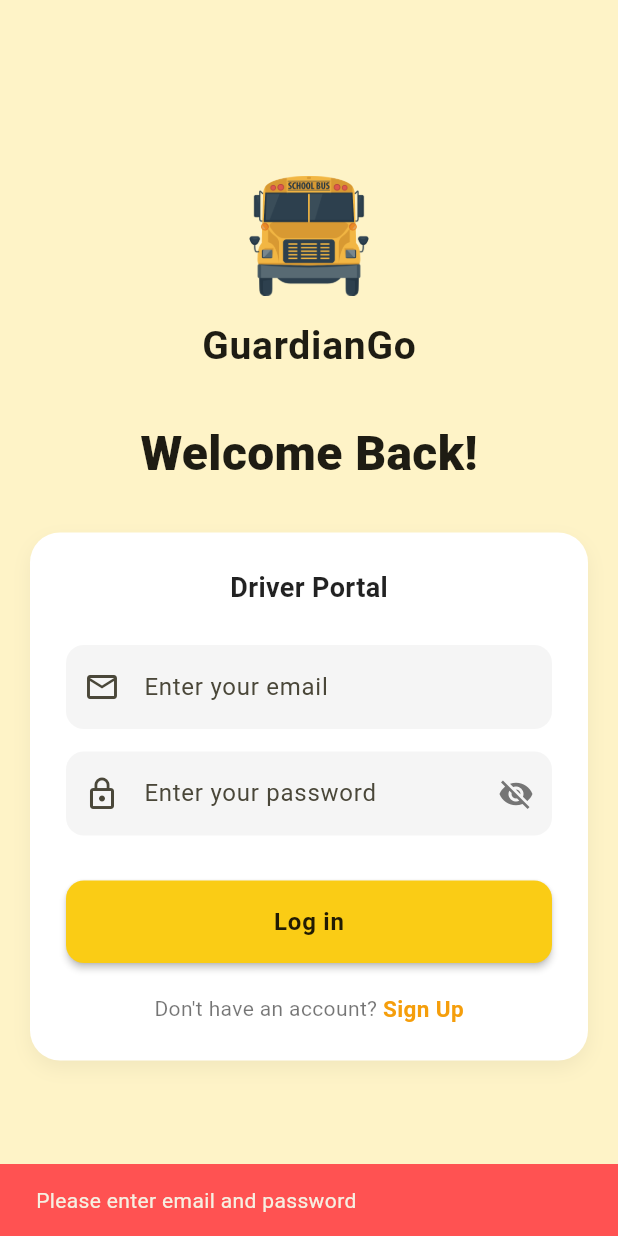
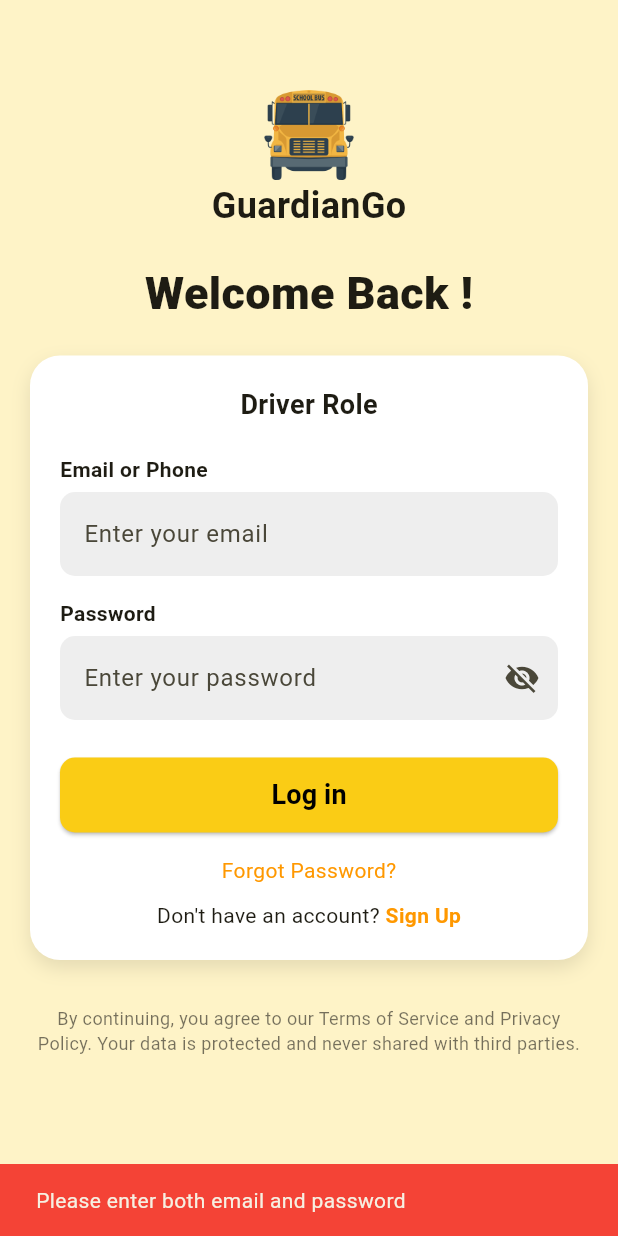
Before and after one commit to Chathunka0723/guardiango, a Flutter app: the DriverLogin screen opened directly, after a tap on "Log in", on a phone screen of 412 x 824 dp. Run offline on Flutter 3.47's test engine with Material 3 defaults, Android fonts, the phone set to English and light mode, and no system bars; our stand-ins replace cached_network_image, geolocator, google_maps_flutter, image_picker, supabase_flutter; accounts and stored records are empty.

Commit message:
make errors

```diff
--- a/guardiango_app_flutter/lib/driver_home.dart
+++ b/guardiango_app_flutter/lib/driver_home.dart
@@ -9,7 +9,7 @@ import 'package:guardiango_app_flutter/driver_lost_item_tracker.dart';
 import 'dart:async';
 
 class DriverhomeScreen extends StatefulWidget {
-  final String busId; // මෙතැනට Bus ID එක පාස් කරන්න
+  final String busId;
   const DriverhomeScreen({super.key, required this.busId});
 
   @override
--- a/guardiango_app_flutter/lib/driver_login.dart
+++ b/guardiango_app_flutter/lib/driver_login.dart
@@ -4,6 +4,9 @@ import 'package:guardiango_app_flutter/driver_signup.dart';
 import 'package:supabase_flutter/supabase_flutter.dart';
 import 'package:guardiango_app_flutter/forgot_password.dart';
 import 'package:guardiango_app_flutter/driver_registration_main.dart';
+import 'package:guardiango_app_flutter/registration_submitted_screen.dart';
+
+
 
 
 class DriverLogin extends StatefulWidget {
@@ -19,9 +22,8 @@ class _DriverLoginState extends State<DriverLogin> {
   final TextEditingController emailController = TextEditingController();
   final TextEditingController passwordController = TextEditingController();
 
-
+  bool _isObscure = true;
   bool _loading = false;
-  bool _isObscure = true;
 
   @override
   void dispose() {
@@ -31,268 +33,244 @@ class _DriverLoginState extends State<DriverLogin> {
   }
 
 Future<void> _login() async {
-    if (_loading) return;
+  final supabase = Supabase.instance.client;
 
-    if (emailController.text.trim().isEmpty ||
-        passwordController.text.trim().isEmpty) {
+  final email = emailController.text.trim();
+  final password = passwordController.text.trim();
+
+  if (email.isEmpty || password.isEmpty) {
     ScaffoldMessenger.of(context).showSnackBar(
       const SnackBar(
-          content: Text("Please enter email and password"),
-          backgroundColor: Colors.redAccent,
+        content: Text("Please enter both email and password"),
+        backgroundColor: Colors.red,
       ),
     );
     return;
   }
 
-    setState(() => _loading = true);
-
   try {
     final response = await supabase.auth.signInWithPassword(
-        email: emailController.text.trim(),
-        password: passwordController.text.trim(),
+      email: email,
+      password: password,
     );
 
     final user = response.user;
 
     if (user == null) {
-        throw const AuthException("Login failed");
+      throw Exception("Login failed");
     }
 
     final profile = await supabase
         .from('profile')
         .select()
         .eq('profile_id', user.id)
-          .maybeSingle();
-
-      if (!mounted) return;
-
-      if (profile == null) {
-        await supabase.auth.signOut();
-        ScaffoldMessenger.of(context).showSnackBar(
-          const SnackBar(
-            content: Text("Profile data not found."),
-            backgroundColor: Colors.redAccent,
-          ),
-        );
-        return;
-      }
+        .single();
 
     if (profile['role'] == 'DRIVER') {
+      if (profile['status'] == 'approved') {
         Navigator.pushReplacement(
           context,
           MaterialPageRoute(
-  builder: (_) => DriverHomeScreen(),
-)
+            builder: (_) => DriverhomeScreen(
+              busId: profile['vehicle_code'] ?? "",
+            ),
+          ),
         );
       } else {
-        await supabase.auth.signOut();
-        ScaffoldMessenger.of(context).showSnackBar(
-          const SnackBar(
-            content: Text("Access denied: Not a Driver."),
-            backgroundColor: Colors.redAccent,
+        Navigator.pushReplacement(
+          context,
+          MaterialPageRoute(
+            builder: (_) => const DriverRegistrationMain(),
           ),
         );
-      }
-    } on AuthException catch (e) {
-      if (!mounted) return;
-      ScaffoldMessenger.of(context).showSnackBar(
-        SnackBar(
-          content: Text(e.message),
-          backgroundColor: Colors.redAccent,
-        ),
-      );
-    } catch (e) {
-      if (!mounted) return;
-      ScaffoldMessenger.of(context).showSnackBar(
-        const SnackBar(
-          content: Text("Unexpected error occurred"),
-          backgroundColor: Colors.redAccent,
-        ),
-      );
-    } finally {
-      if (mounted) {
-        setState(() => _loading = false);
-      }
+
+
       }
     }
 
+  } catch (e) {
+    ScaffoldMessenger.of(context).showSnackBar(
+      SnackBar(content: Text(e.toString())),
+    );
+  }
+}
 
   @override
   Widget build(BuildContext context) {
     return Scaffold(
       backgroundColor: const Color(0xFFFEF3C7),
-      body: SafeArea(
-        child: Center(
-          child: SingleChildScrollView(
+      body: SingleChildScrollView(
         child: Padding(
           padding: const EdgeInsets.symmetric(horizontal: 20.0),
           child: Column(
-                mainAxisAlignment: MainAxisAlignment.center,
             children: [
-                  Image.asset(
-                    'assets/bus_logo.png',
-                    height: 80,
-                  ),
-                  const SizedBox(height: 15),
+              const SizedBox(height: 60),
+              // 1. Logo & App Name
+              Image.asset('assets/bus_logo.png', height: 60),
               const Text(
                 'GuardianGo',
-                    style: TextStyle(
-                      fontSize: 26,
-                      fontWeight: FontWeight.bold,
-                      letterSpacing: 0.5,
+                style: TextStyle(fontSize: 24, fontWeight: FontWeight.bold),
               ),
+              const SizedBox(height: 20),
+              const Text(
+                'Welcome Back !',
+                style: TextStyle(fontSize: 30, fontWeight: FontWeight.w900),
               ),
-                  const SizedBox(height: 30),
-                  const Text(
-                    'Welcome Back!',
-                    style: TextStyle(
-                      fontSize: 32,
-                      fontWeight: FontWeight.w900,
-                    ),
-                  ),
-                  const SizedBox(height: 30),
-
+              const SizedBox(height: 20),
 
               // 2. Main Login Card
               Container(
-                    padding: const EdgeInsets.all(24),
+                padding: const EdgeInsets.all(20),
                 decoration: BoxDecoration(
                   color: Colors.white,
                   borderRadius: BorderRadius.circular(20),
                   boxShadow: [
                     BoxShadow(
-                          color: Colors.black.withOpacity(0.05),
+                      color: Colors.black.withOpacity(0.1),
                       blurRadius: 10,
                       offset: const Offset(0, 5),
-                        ),
+                    )
                   ],
                 ),
                 child: Column(
                   children: [
                     const Text(
-                          'Driver Portal',
-                          style: TextStyle(
-                            fontSize: 18,
-                            fontWeight: FontWeight.bold,
-                            color: Colors.black87,
+                      'Driver Role',
+                      style: TextStyle(fontSize: 18, fontWeight: FontWeight.bold),
                     ),
-                        ),
-                        const SizedBox(height: 25),
+                    const SizedBox(height: 20),
+
+
+                    // Email Field
+                    _inputLabel('Email or Phone'),
                     TextField(
                       controller: emailController,
-                          keyboardType: TextInputType.emailAddress,
-                          textInputAction: TextInputAction.next,
                       decoration: InputDecoration(
                         hintText: 'Enter your email',
-                            prefixIcon: const Icon(Icons.email_outlined),
                         filled: true,
-                            fillColor: Colors.grey[100],
+                        fillColor: Colors.grey[200],
                         border: OutlineInputBorder(
-                              borderRadius: BorderRadius.circular(12),
+                          borderRadius: BorderRadius.circular(10),
                           borderSide: BorderSide.none,
                         ),
                       ),
                     ),
                     const SizedBox(height: 15),
+
+                    // Password Field
+                    _inputLabel('Password'),
                     TextField(
                       controller: passwordController,
                       obscureText: _isObscure,
-                          textInputAction: TextInputAction.done,
-                          onSubmitted: (_) => _login(),
                       decoration: InputDecoration(
                         hintText: 'Enter your password',
-                            prefixIcon: const Icon(Icons.lock_outline),
                         filled: true,
-                            fillColor: Colors.grey[100],
+                        fillColor: Colors.grey[200],
                         suffixIcon: IconButton(
-                              icon: Icon(
-                                _isObscure
-                                    ? Icons.visibility_off
-                                    : Icons.visibility,
-                                color: Colors.grey[600],
-                              ),
-                              onPressed: () {
-                                setState(() {
-                                  _isObscure = !_isObscure;
-                                });
-                              },
+                          icon: Icon(_isObscure ? Icons.visibility_off : Icons.visibility),
+                          onPressed: () => setState(() => _isObscure = !_isObscure),
                         ),
                         border: OutlineInputBorder(
-                              borderRadius: BorderRadius.circular(12),
+                          borderRadius: BorderRadius.circular(10),
                           borderSide: BorderSide.none,
                         ),
                       ),
                     ),
-                        const SizedBox(height: 30),
+                    const SizedBox(height: 25),
+
+                    // Login Button
                     SizedBox(
                       width: double.infinity,
-                          height: 55,
+                      height: 50,
                       child: ElevatedButton(
-                            onPressed: _loading ? null : _login,
+                        onPressed: _login,
+
                         style: ElevatedButton.styleFrom(
-                              backgroundColor: const Color(0xFFFACC15),
-                              shape: RoundedRectangleBorder(
-                                borderRadius: BorderRadius.circular(12),
+                          backgroundColor: const Color(0xFFFACC15), // Yellow color
+                          shape: RoundedRectangleBorder(borderRadius: BorderRadius.circular(10)),
                         ),
-                              elevation: 2,
-                            ),
-                            child: _loading
-                                ? const SizedBox(
-                                    height: 24,
-                                    width: 24,
-                                    child: CircularProgressIndicator(
-                                      color: Colors.black87,
-                                      strokeWidth: 2.5,
-                                    ),
-                                  )
-                                : const Text(
-                                    "Log in",
+                        child: const Text(
+                          'Log in',
                           style: TextStyle(
-                                      color: Colors.black87,
-                                      fontSize: 16,
-                                      fontWeight: FontWeight.bold,
-                                      letterSpacing: 0.5,
+                            color: Colors.black,
+                            fontSize: 18,
+                            fontWeight: FontWeight.bold
                           ),
                         ),
                       ),
                     ),
-                        const SizedBox(height: 20),
+                    const SizedBox(height: 15),
+
+                    // Forgot Password Link
+                    // Forgot Password Link
+                    Align(
+                    alignment: Alignment.center,
+                    child: GestureDetector(
+                      onTap: () {
+                        /*Navigator.push(
+                          context,
+                          MaterialPageRoute(
+                              builder: (context) => const ResetPasswordScreen()),
+                        );*/
+                      },
+                      child: const Text(
+                        'Forgot Password?',
+                        style: TextStyle(color: Colors.orange),
+                      ),
+                    ),
+                  ),
+                  const SizedBox(height: 10),
+
+                    // Sign Up Link
                     Row(
                       mainAxisAlignment: MainAxisAlignment.center,
                       children: [
-                            const Text(
-                              "Don't have an account? ",
-                              style: TextStyle(color: Colors.black54),
-                            ),
+                        const Text("Don't have an account? "),
                         GestureDetector(
-                              onTap: () {
-                                Navigator.push(
-                                  context,
-                                  MaterialPageRoute(
-                                    builder: (context) => DriverSignup(),
-                                  ),
-                                );
-                              },
-                              child: const Text(
-                                "Sign Up",
-                                style: TextStyle(
-                                  color: Color(0xFFF59E0B),
-                                  fontWeight: FontWeight.bold,
-                                  fontSize: 15,
-                                ),
-                              ),
+                          onTap: () {},
+                          child: const Text('Sign Up', style: TextStyle(color: Colors.orange, fontWeight: FontWeight.bold)),
                         ),
                       ],
                     ),
                   ],
                 ),
               ),
+
+              const SizedBox(height: 30),
+              // Footer Text
+              const Text(
+                'By continuing, you agree to our Terms of Service and Privacy Policy. Your data is protected and never shared with third parties.',
+                textAlign: TextAlign.center,
+                style: TextStyle(fontSize: 12, color: Colors.black54),
+              ),
+              const SizedBox(height: 20),
             ],
-              ),
-            ),
           ),
         ),
       ),
     );
   }
+
+  // Helper Widgets
+  Widget _socialButton(String iconPath, String label) {
+    return OutlinedButton.icon(
+      onPressed: () {},
+      icon: Image.asset(iconPath, height: 24),
+      label: Text(label, style: const TextStyle(color: Colors.black)),
+      style: OutlinedButton.styleFrom(
+        minimumSize: const Size(double.infinity, 50),
+        shape: RoundedRectangleBorder(borderRadius: BorderRadius.circular(10)),
+      ),
+    );
   }
+
+  Widget _inputLabel(String label) {
+    return Align(
+      alignment: Alignment.centerLeft,
+      child: Padding(
+        padding: const EdgeInsets.only(bottom: 5),
+        child: Text(label, style: const TextStyle(fontWeight: FontWeight.bold)),
+      ),
+    );
+  }
+}
--- a/guardiango_app_flutter/lib/driver_registration_main.dart
+++ b/guardiango_app_flutter/lib/driver_registration_main.dart
@@ -25,7 +25,7 @@ class _DriverRegistrationMainState extends State<DriverRegistrationMain> {
     final data = await Supabase.instance.client
         .from('profiles')
         .select('vehicle_code')
-        .eq('id', userId)
+        .eq('id', userId!)
         .single();
 
     return data['vehicle_code'];
@@ -51,7 +51,7 @@ class _DriverRegistrationMainState extends State<DriverRegistrationMain> {
       'departure_time': routeData?['departure_time'],
       'route_stops': routeData?['stops'],
       'status': 'pending',
-    }).eq('id', userId);
+    }).eq('id', userId!);
 
     Navigator.pushReplacement(
       context,
--- a/guardiango_app_flutter/lib/driver_registration_page1.dart
+++ b/guardiango_app_flutter/lib/driver_registration_page1.dart
@@ -13,10 +13,10 @@ class DriverRegistrationPage1 extends StatefulWidget {
     required this.pageController,
     required this.onSuccess,
   });
-}
+
   @override
   State<DriverRegistrationPage1> createState() => _DriverRegistrationPage1State();
-
+}
 
 class _DriverRegistrationPage1State extends State<DriverRegistrationPage1> {
   // Image Storage variables
@@ -63,7 +63,15 @@ class _DriverRegistrationPage1State extends State<DriverRegistrationPage1> {
         password: _phoneController.text.trim(),
       );
 
-      widget.onSuccess(userId!);
+      final String? userId = res.user?.id;
+
+      if (userId == null) {
+        throw Exception("Failed to create user account.");
+      }
+
+       widget.onSuccess(userId);
+
+
       if (userId == null) {
         throw Exception("Failed to create user account.");
       }
@@ -73,7 +81,7 @@ class _DriverRegistrationPage1State extends State<DriverRegistrationPage1> {
       String? licenseBackUrl = await _uploadToStorage(_licenseBackImage, 'license/$userId-back.jpg');
 
       await supabase.from('profiles').upsert({
-        'id': userId,
+        'profile_id': userId,
         'full_name': _fullNameController.text.trim(),
         'email': _emailController.text.trim(),
         'phone_number': _phoneController.text.trim(),
--- a/guardiango_app_flutter/lib/driver_registration_page2.dart
+++ b/guardiango_app_flutter/lib/driver_registration_page2.dart
@@ -234,7 +234,7 @@ onPressed: () {
     duration: const Duration(milliseconds: 300),
     curve: Curves.ease,
   );
-}
+},
         style: ElevatedButton.styleFrom(
           backgroundColor: const Color(0xFF00C853),
           foregroundColor: Colors.white,
--- a/guardiango_app_flutter/lib/driver_registration_page3.dart
+++ b/guardiango_app_flutter/lib/driver_registration_page3.dart
@@ -149,7 +149,7 @@ class _DriverRegistrationPage3State extends State<DriverRegistrationPage3> {
   });
 
   widget.onSubmit();
-}
+},
                       icon: const Icon(Icons.send_outlined, size: 18),
                       label: const Text("Submit Registration", style: TextStyle(fontWeight: FontWeight.bold)),
                       style: ElevatedButton.styleFrom(
```
Lines whose indentation alone changed are shown as unchanged.
